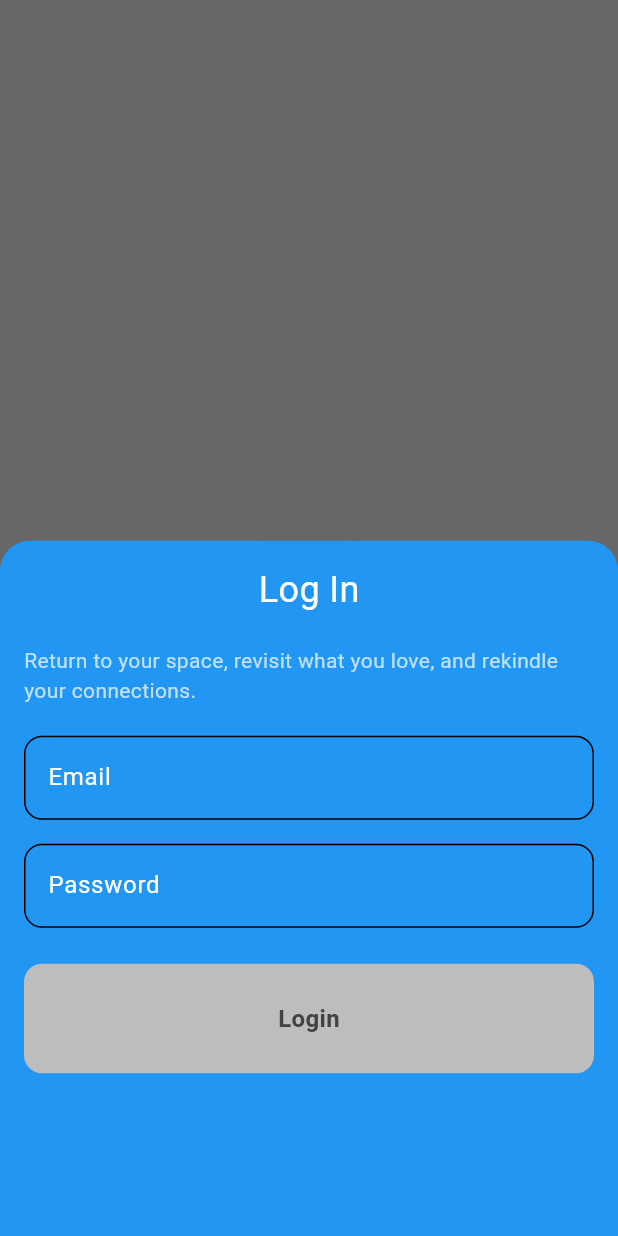
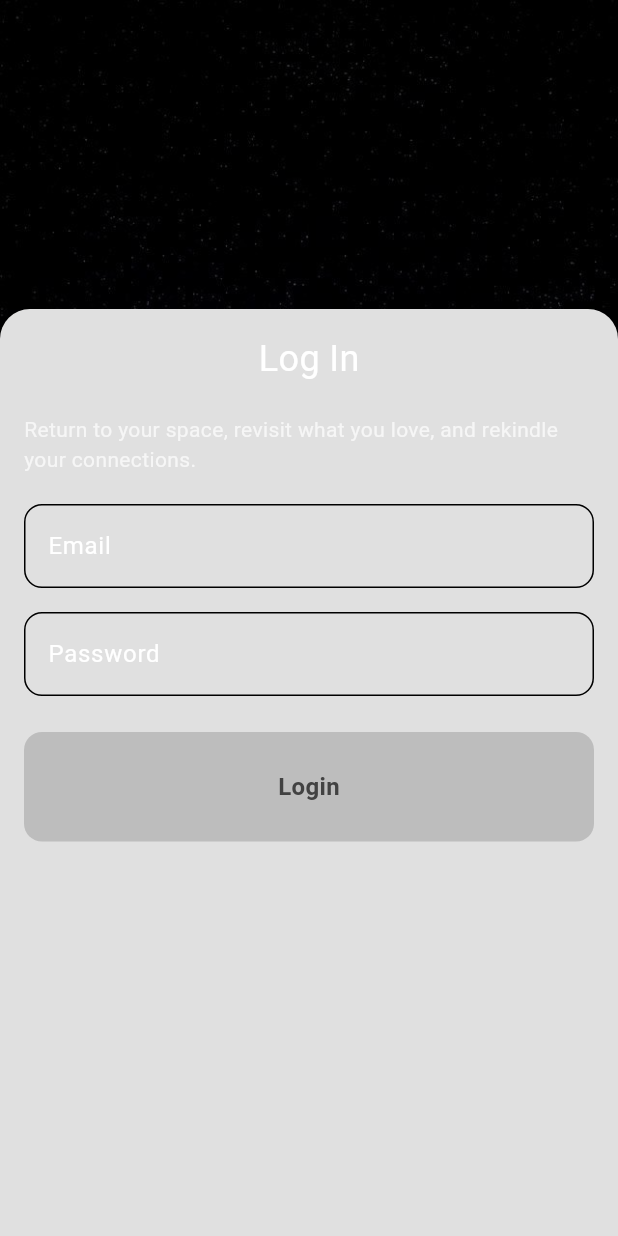
Before and after one commit to icp049/cucu_devDraft, a Flutter app: the screen it shows after launch, after a tap on "Log In", on a phone screen of 412 x 824 dp. Run offline on Flutter 3.47's test engine with Material 3 defaults, Android fonts, the light colour scheme and no system bars.

Commit message:
prototyping login screen

```diff
--- a/lib/pages/bottom_sheet.dart
+++ b/lib/pages/bottom_sheet.dart
@@ -8,47 +8,86 @@ class Sample extends StatelessWidget {
   @override
   Widget build(BuildContext context) {
     return Scaffold(
-      body: Center(
-        child: Column(
-          mainAxisAlignment: MainAxisAlignment.center,
+      body: Stack(
         children: [
-            ElevatedButton(
-              child: const Text('Log In'),
+          // Background image
+          Positioned.fill(
+            child: Image.asset(
+              'lib/images/starwars.jpg',
+              fit: BoxFit.cover,
+            ),
+          ),
+          // Content placed near the bottom center
+          Positioned(
+            bottom: 80, // Space above the bottom edge
+            left: 0,
+            right: 0,
+            child: Row(
+              mainAxisAlignment: MainAxisAlignment.center, // Centers buttons horizontally
+              children: [
+                SizedBox(
+                  width: 170, // Width for larger button
+                  height: 70, // Height for more square shape
+                  child: ElevatedButton(
+                    style: ElevatedButton.styleFrom(
+                      shape: RoundedRectangleBorder(
+                        borderRadius: BorderRadius.circular(12), // Slightly rounded corners
+                      ),
+                    ),
+                    child: const Text('Log In', style: TextStyle(fontSize: 20)), // Increase font size for clarity
                     onPressed: () {
                       showModalBottomSheet(
                         context: context,
-                  backgroundColor: Colors.blue,
+                        isScrollControlled: true, // Allows height to be controlled
                         shape: const RoundedRectangleBorder(
                           borderRadius: BorderRadius.vertical(
                             top: Radius.circular(20),
                           ),
                         ),
                         builder: (BuildContext context) {
-                    return LoginPage();
+                          return Container(
+                            height: MediaQuery.of(context).size.height * 0.75, // Set height to 75% of screen height
+                            child: LoginPage(),
+                          );
                         },
                       );
                     },
                   ),
-            const SizedBox(height: 20),
-            ElevatedButton(
-              child: const Text('Sign Up'),
+                ),
+                const SizedBox(width: 30), // Spacing between buttons
+                SizedBox(
+                  width: 170, // Width for larger button
+                  height: 70, // Height for more square shape
+                  child: ElevatedButton(
+                    style: ElevatedButton.styleFrom(
+                      shape: RoundedRectangleBorder(
+                        borderRadius: BorderRadius.circular(12), // Slightly rounded corners
+                      ),
+                    ),
+                    child: const Text('Sign Up', style: TextStyle(fontSize: 20)), // Increase font size for clarity
                     onPressed: () {
                       showModalBottomSheet(
                         context: context,
-                  backgroundColor: Colors.blue,
+                        isScrollControlled: true, // Allows height to be controlled
                         shape: const RoundedRectangleBorder(
                           borderRadius: BorderRadius.vertical(
                             top: Radius.circular(20),
                           ),
                         ),
                         builder: (BuildContext context) {
-                    return SignUpPage();
+                          return Container(
+                            height: MediaQuery.of(context).size.height * 0.75, // Set height to 75% of screen height
+                            child: SignUpPage(),
+                          );
                         },
                       );
                     },
                   ),
+                ),
               ],
             ),
+          ),
+        ],
       ),
     );
   }
--- a/lib/pages/login_page.dart
+++ b/lib/pages/login_page.dart
@@ -11,7 +11,6 @@ class LoginPage extends StatelessWidget {
   @override
   Widget build(BuildContext context) {
     return SizedBox(
-      height: 1500,
       child: SingleChildScrollView(
         child: Padding(
           padding: const EdgeInsets.all(16.0),
```
Also changed, not shown: lib/pages/register_page.dart (+86 -18 lines), lib/images/starwars.jpg (added). Lines whose indentation alone changed are shown as unchanged.
